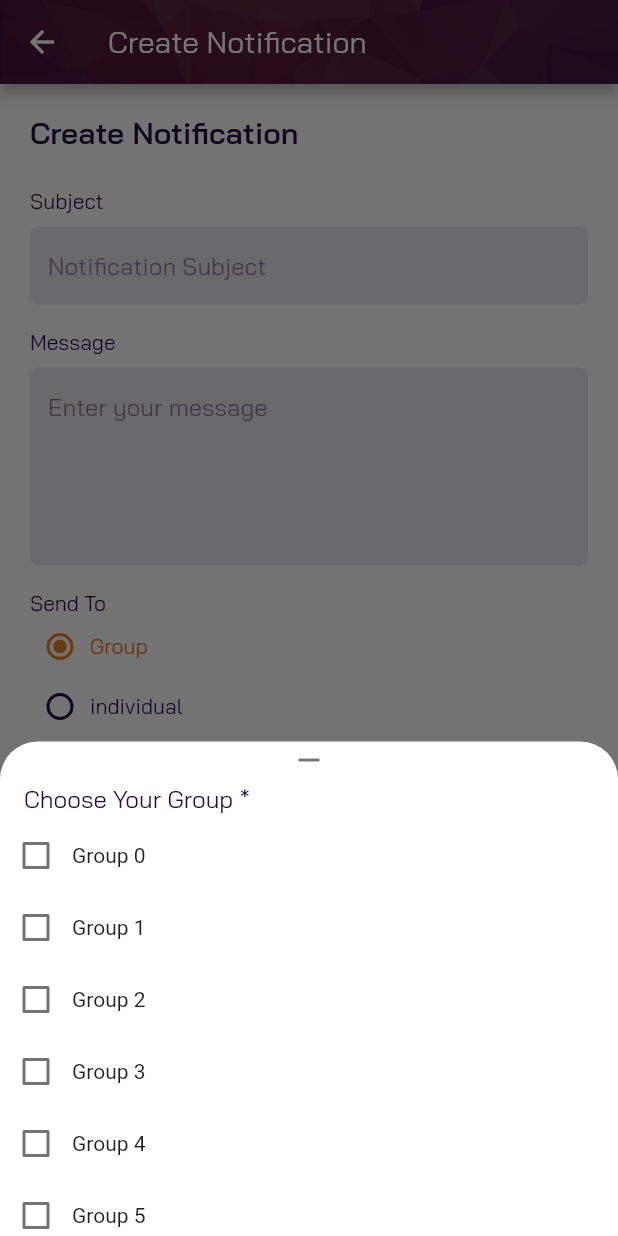
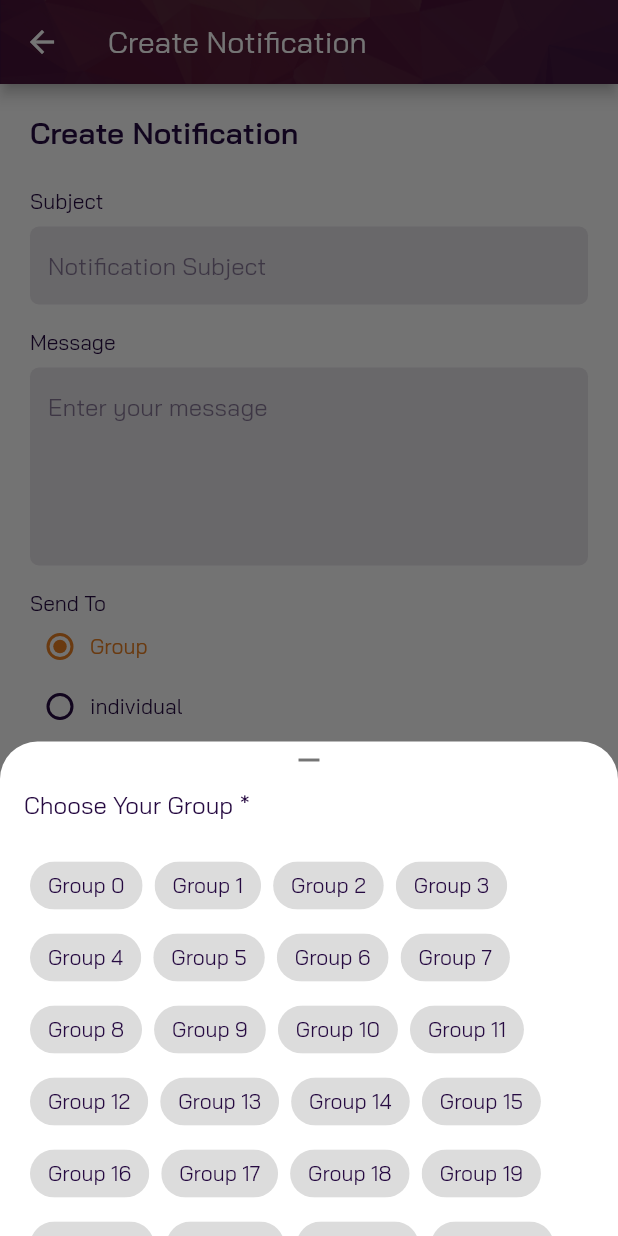
Before and after one commit to KayesAshfaQ/notificator, a Flutter app: the CreateNotificationScreen screen opened by its route, after a tap on "Select Group", on a phone screen of 412 x 824 dp. Run offline on Flutter 3.47's test engine with Material 2 defaults, Android fonts, the phone set to English and light mode, and no system bars; our stand-ins replace flutter_linkify, flutter_svg, image_picker, otp_text_field; missing offline and left inert: random_avatar; project files that could hold a hidden picture were left out.

Commit message:
group chip created

```diff
--- a/lib/main.dart
+++ b/lib/main.dart
@@ -4,6 +4,7 @@ import 'package:notificator/constants/app_info.dart';
 import 'package:notificator/constants/routes.dart';
 import 'package:notificator/provider/app_provider.dart';
 import 'package:notificator/provider/auth_provider.dart';
+import 'package:notificator/provider/group_chip_provider.dart';
 import 'package:notificator/provider/send_to_option_provider.dart';
 import 'package:notificator/provider/setting_option_provider.dart';
 import 'package:notificator/screens/SettingScreen.dart';
@@ -36,6 +37,7 @@ void main() {
         ChangeNotifierProvider(create: (_) => AuthProvider()),
         ChangeNotifierProvider(create: (_) => SendToOptionProvider()),
         ChangeNotifierProvider(create: (_) => SettingOptionProvider()),
+        ChangeNotifierProvider(create: (_) => GroupChipProvider()),
       ],
       child: const MyApp(),
     ),
@@ -53,7 +55,6 @@ class MyApp extends StatelessWidget {
       title: kAppTitle,
       theme: ThemeData(
         primarySwatch: Colors.deepPurple,
-
         // textFiled customization app wide
         textSelectionTheme: const TextSelectionThemeData(
           cursorColor: AppColors.lightOrange,
--- /dev/null
+++ b/lib/provider/group_chip_provider.dart
@@ -0,0 +1,23 @@
+import 'package:flutter/foundation.dart';
+
+// A list of dummy groups
+final List<String> dummyGroups = List.generate(50, (index) => 'Group $index');
+
+class GroupChipProvider extends ChangeNotifier {
+  final List<String> _groupList = dummyGroups;
+  final List<String> _selectedGroupList = [];
+
+  List<String> get groupList => _groupList;
+
+  List<String> get selectedGroupList => _selectedGroupList;
+
+  void addToSelectedGroup(String value) {
+    _selectedGroupList.add(value);
+    notifyListeners();
+  }
+
+  void removeFromSelectedGroup(String value) {
+    _selectedGroupList.remove(value);
+    notifyListeners();
+  }
+}
--- a/lib/screens/create_notification_screen.dart
+++ b/lib/screens/create_notification_screen.dart
@@ -1,7 +1,10 @@
 import 'package:flutter/material.dart';
+import 'package:notificator/provider/group_chip_provider.dart';
 import 'package:notificator/widgets/select_group_bottom_sheet.dart';
+import 'package:provider/provider.dart';
 
 import '../constants/app_colors.dart';
+import '../widgets/multi_select_chip.dart';
 import '../widgets/my_appbar_widget.dart';
 import '../widgets/separated_labeled_text_field.dart';
 import '../widgets/send_option_radio_widget.dart';
@@ -17,8 +20,12 @@ class CreateNotificationScreen extends StatefulWidget {
 class _CreateNotificationScreenState extends State<CreateNotificationScreen> {
   @override
   Widget build(BuildContext context) {
+    final groups = context.watch<GroupChipProvider>().groupList;
+
     return Scaffold(
-      appBar: const MyAppBarWidget(title: 'Create Notification',),
+      appBar: const MyAppBarWidget(
+        title: 'Create Notification',
+      ),
       body: SingleChildScrollView(
         child: Container(
           padding: const EdgeInsets.all(20.0),
@@ -156,28 +163,6 @@ class _CreateNotificationScreenState extends State<CreateNotificationScreen> {
 
   void onTapSelectGroup() {
     // show bottom sheet to select group or individual
-
-    print('onTapSelectGroup');
-
-    /* showModalBottomSheet(
-     */ /* context: context,
-      isScrollControlled: true,
-      builder: (BuildContext context) {
-        return SingleChildScrollView(
-          child: Container(
-            padding: EdgeInsets.only(
-              bottom: MediaQuery.of(context).viewInsets.bottom,
-            ),
-            child: const SelectGroupBottomSheet(),
-          ),
-        );
-      },*/ /*
-      context: context,
-      builder: (BuildContext context) {
-        return const SelectGroupBottomSheet();
-      },
-    );*/
-
     showModalBottomSheet(
       context: context,
       isScrollControlled: true,
--- /dev/null
+++ b/lib/widgets/multi_select_chip.dart
@@ -0,0 +1,65 @@
+import 'package:flutter/material.dart';
+import 'package:provider/provider.dart';
+
+import '../constants/app_colors.dart';
+import '../provider/group_chip_provider.dart';
+
+class MultiSelectChip extends StatefulWidget {
+  const MultiSelectChip({super.key});
+
+  @override
+  _MultiSelectChipState createState() => _MultiSelectChipState();
+}
+
+class _MultiSelectChipState extends State<MultiSelectChip> {
+  _buildChips(BuildContext context) {
+    final provider = context.watch<GroupChipProvider>();
+
+    // list for storing chip widgets
+    List<Widget> chips = [];
+
+    // creating chips widget with group names
+    provider.groupList.forEach((item) {
+      chips.add(
+        Container(
+          padding: const EdgeInsets.symmetric(horizontal: 4.0),
+          child: ChoiceChip(
+            label: Text(item),
+            avatar: provider.selectedGroupList.contains(item)
+                ? const Icon(
+                    Icons.check,
+                    color: AppColors.white,
+                    size: 16.0,
+                  )
+                : null,
+            labelStyle: TextStyle(
+              color: provider.selectedGroupList.contains(item)
+                  ? AppColors.white
+                  : AppColors.deepPurple,
+              fontFamily: 'BaiJamjuree',
+            ),
+            selected: provider.selectedGroupList.contains(item),
+            selectedColor: AppColors.deepPurple.withOpacity(0.75),
+            padding: const EdgeInsets.all(4.0),
+            onSelected: (selected) {
+              // checks if the group is already selected or not and adds or removes it from the list
+              provider.selectedGroupList.contains(item)
+                  ? provider.removeFromSelectedGroup(item)
+                  : provider.addToSelectedGroup(item);
+            },
+          ),
+        ),
+      );
+    });
+    return chips;
+  }
+
+  @override
+  Widget build(BuildContext context) {
+    final selectedGroups = context.watch<GroupChipProvider>().selectedGroupList;
+
+    return Wrap(
+      children: _buildChips(context),
+    );
+  }
+}
--- a/lib/widgets/select_group_bottom_sheet.dart
+++ b/lib/widgets/select_group_bottom_sheet.dart
@@ -1,4 +1,5 @@
 import 'package:flutter/material.dart';
+import 'package:notificator/widgets/multi_select_chip.dart';
 
 import '../constants/app_colors.dart';
 import 'separated_labeled_text_field.dart';
@@ -20,7 +21,7 @@ class SelectGroupBottomSheet extends StatelessWidget {
           child: DraggableScrollableSheet(
             initialChildSize: 0.4,
             minChildSize: 0.2,
-            maxChildSize: 0.75,
+            maxChildSize: 0.65,
             builder: (_, controller) {
               return Container(
                 decoration: const BoxDecoration(
@@ -39,8 +40,7 @@ class SelectGroupBottomSheet extends StatelessWidget {
                     const Align(
                       alignment: Alignment.centerLeft,
                       child: Padding(
-                        padding:
-                            EdgeInsets.symmetric(horizontal: 16, vertical: 4),
+                        padding: EdgeInsets.fromLTRB(16, 8, 16, 12),
                         child: Text(
                           'Choose Your Group *',
                           style: TextStyle(
@@ -52,23 +52,21 @@ class SelectGroupBottomSheet extends StatelessWidget {
                         ),
                       ),
                     ),
-                    Expanded(
-                      child: ListView.builder(
+                    Flexible(
+                      child: ListView(
+                        padding: const EdgeInsets.symmetric(horizontal: 16),
+                        shrinkWrap: true,
                         controller: controller,
-                        itemCount: 100,
-                        itemBuilder: (_, index) {
-                          return Row(
-                            children: [
-                              Checkbox(
-                                value: v,
-                                onChanged: (value) {
-                                  v = value!;
-                                },
-                              ),
-                              Text('Group $index'),
-                            ],
-                          );
-                        },
+                        children: [
+                          const SizedBox(height: 8),
+                          const MultiSelectChip(),
+                          CommonPurpleButtonWidget(
+                            title: 'Submit',
+                            padding: const EdgeInsets.symmetric(vertical: 8),
+                            onPress: () {},
+                          ),
+                          const SizedBox(height: 12),
+                        ],
                       ),
                     ),
                   ],
@@ -81,3 +79,39 @@ class SelectGroupBottomSheet extends StatelessWidget {
     );
   }
 }
+
+class CommonPurpleButtonWidget extends StatelessWidget {
+  final String title;
+  final EdgeInsetsGeometry? padding;
+  final VoidCallback? onPress;
+
+  const CommonPurpleButtonWidget({
+    super.key,
+    required this.title,
+    required this.padding,
+    this.onPress,
+  });
+
+  @override
+  Widget build(BuildContext context) {
+    return ElevatedButton(
+      onPressed: onPress,
+      style: ElevatedButton.styleFrom(
+        backgroundColor: AppColors.deepPurple,
+        padding: padding,
+        textStyle: const TextStyle(
+          fontSize: 16,
+          fontWeight: FontWeight.w600,
+        ),
+        minimumSize: const Size(double.infinity, 0),
+      ),
+      child: Text(
+        title,
+        style: TextStyle(
+          color: AppColors.white,
+          fontFamily: 'BaiJamjuree',
+        ),
+      ),
+    );
+  }
+}
--- a/pubspec.yaml
+++ b/pubspec.yaml
@@ -14,7 +14,7 @@ dependencies:
   cupertino_icons: ^1.0.5
 
   # flutter svg
-  flutter_svg: ^2.0.1
+  flutter_svg: ^2.0.2
 
   # state management
   provider: ^6.0.5
```
Also changed, not shown: pubspec.lock.
